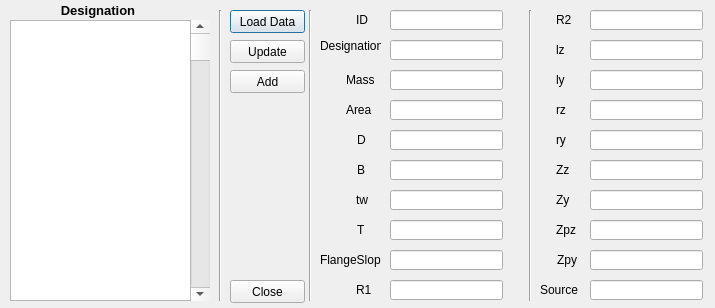
Old version of the form MainWindow.ui in the repository aryamaan98/fsf_2019_screening_task3.
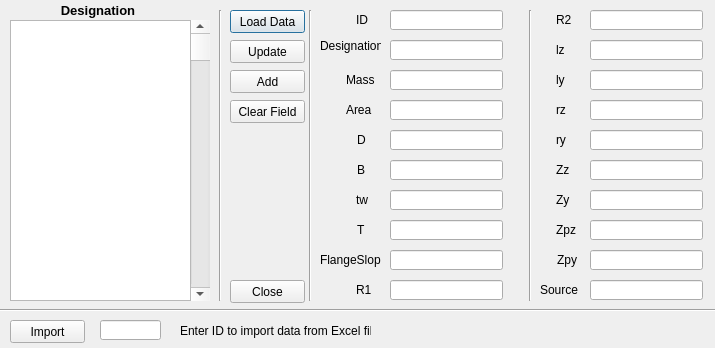
New version of the form.

What changed in the file:
```diff
--- a/MainWindow.ui
+++ b/MainWindow.ui
@@ -7,7 +7,7 @@
     <x>0</x>
     <y>0</y>
     <width>715</width>
-    <height>308</height>
+    <height>348</height>
    </rect>
   </property>
   <property name="windowTitle">
@@ -614,6 +614,68 @@
     <string>Add</string>
    </property>
   </widget>
+  <widget class="Line" name="line_4">
+   <property name="geometry">
+    <rect>
+     <x>0</x>
+     <y>300</y>
+     <width>721</width>
+     <height>20</height>
+    </rect>
+   </property>
+   <property name="orientation">
+    <enum>Qt::Horizontal</enum>
+   </property>
+  </widget>
+  <widget class="QPushButton" name="pushButton_4">
+   <property name="geometry">
+    <rect>
+     <x>10</x>
+     <y>320</y>
+     <width>75</width>
+     <height>23</height>
+    </rect>
+   </property>
+   <property name="text">
+    <string>Import</string>
+   </property>
+  </widget>
+  <widget class="QLineEdit" name="lineEdit_21">
+   <property name="geometry">
+    <rect>
+     <x>100</x>
+     <y>320</y>
+     <width>61</width>
+     <height>20</height>
+    </rect>
+   </property>
+  </widget>
+  <widget class="QLabel" name="label_22">
+   <property name="geometry">
+    <rect>
+     <x>180</x>
+     <y>320</y>
+     <width>191</width>
+     <height>21</height>
+    </rect>
+   </property>
+   <property name="text">
+    <string>Enter ID to import data from Excel file.</string>
+   </property>
+  </widget>
+  <widget class="QPushButton" name="pushButton_6">
+   <property name="geometry">
+    <rect>
+     <x>230</x>
+     <y>100</y>
+     <width>75</width>
+     <height>23</height>
+    </rect>
+   </property>
+   <property name="text">
+    <string>Clear Field</string>
+   </property>
+  </widget>
  </widget>
  <resources/>
  <connections/>
```
